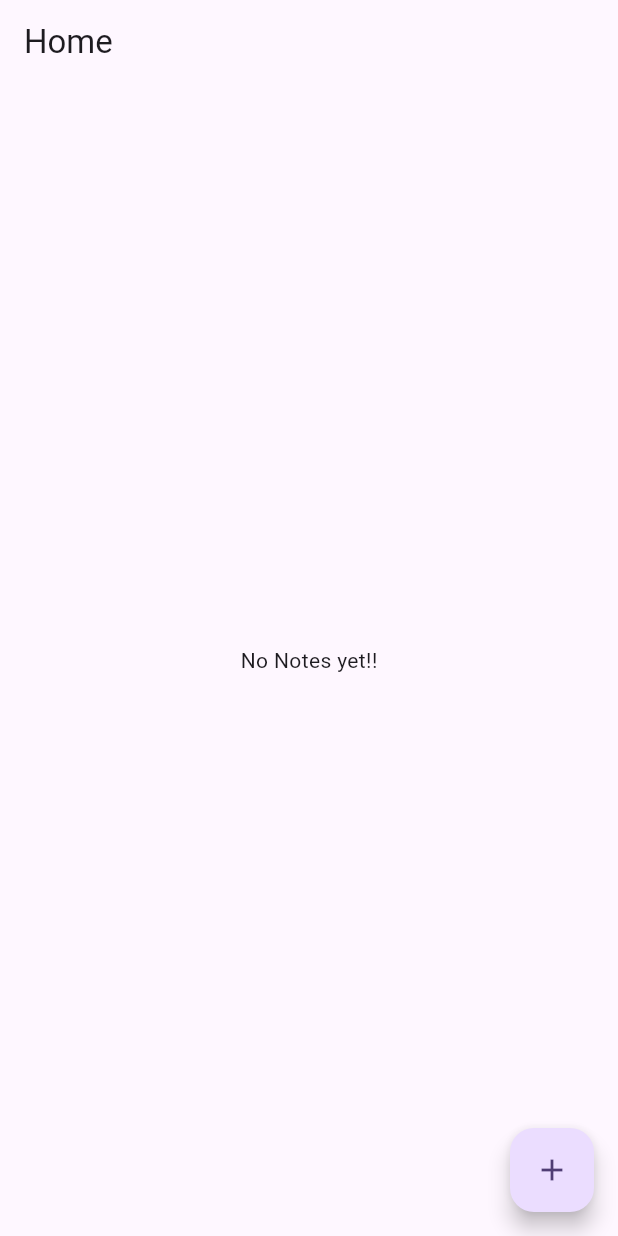
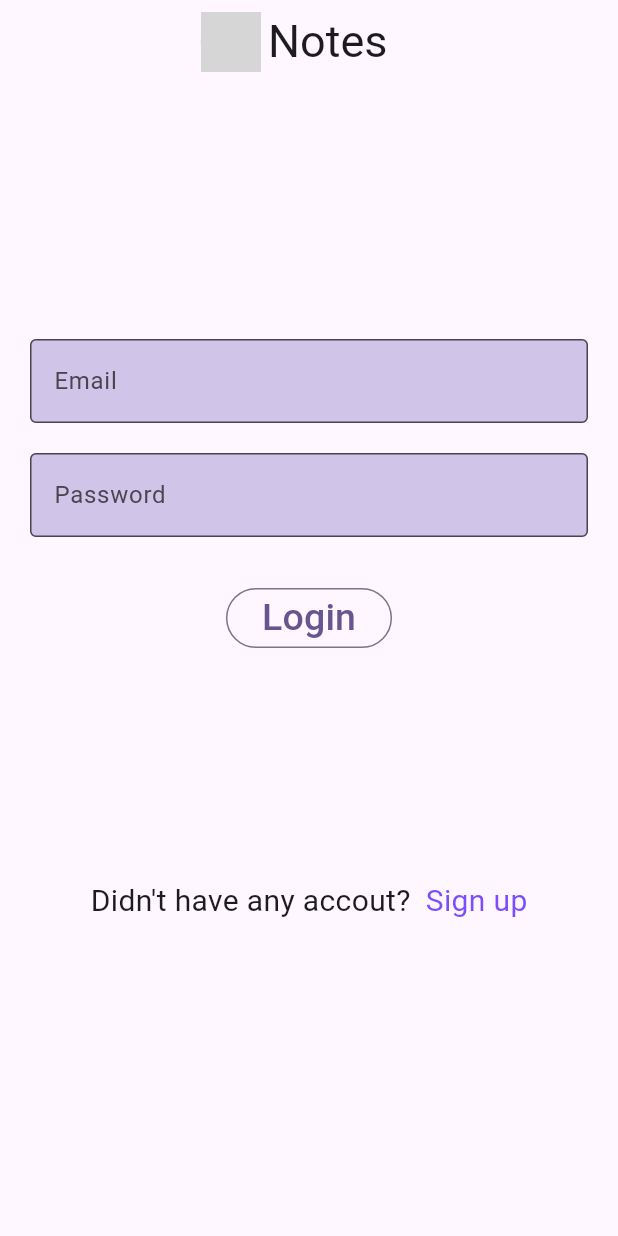
Before and after one commit to raunak2909/fire_note_cohort_10, a Flutter app: the screen it shows after launch, on a phone screen of 412 x 824 dp. Run offline on Flutter 3.47's test engine with Material 3 defaults, Android fonts, the phone set to English and light mode, and no system bars; our stand-ins replace cloud_firestore, firebase_auth, firebase_core, shared_preferences; accounts and stored records are empty; grey boxes are pictures that could not be loaded.

Commit message:
notes app with email auth

```diff
--- /dev/null
+++ b/lib/login_page.dart
@@ -0,0 +1,110 @@
+import 'package:fire_note_cohort_10/home_page.dart';
+import 'package:fire_note_cohort_10/signup_page.dart';
+import 'package:firebase_auth/firebase_auth.dart';
+import 'package:flutter/material.dart';
+import 'package:shared_preferences/shared_preferences.dart';
+
+class LoginPage extends StatelessWidget {
+
+  TextEditingController userEmailControlller = TextEditingController();
+  TextEditingController passwordControlller = TextEditingController();
+  FirebaseAuth fireAuth = FirebaseAuth.instance;
+
+  @override
+  Widget build(BuildContext context) {
+    return Scaffold(
+      appBar: AppBar(
+        title: Row(
+          mainAxisAlignment: MainAxisAlignment.center,
+          children: [
+            CircleAvatar(
+              backgroundImage: AssetImage("assets/images/logo_monety.png"),),
+            SizedBox(width: 5,),
+            Text("Notes", style: TextStyle(fontSize: 30),),
+            SizedBox(width: 20,)
+          ],
+        ),
+      ),
+      body: Padding(
+        padding: const EdgeInsets.all(20),
+        child: Column(
+          //mainAxisAlignment: MainAxisAlignment.spaceEvenly,
+          children: [
+            SizedBox(height: 150,),
+            TextField(
+              controller: userEmailControlller,
+              decoration: InputDecoration(
+                  border: OutlineInputBorder(
+                      borderSide: BorderSide(color: Colors.black)
+                  ),
+                  hintText: "Enter your email here..",
+                  labelText: "Email",
+                  fillColor: Colors.deepPurple.shade100,
+                  filled: true
+              ),
+            ),
+            SizedBox(height: 20,),
+            TextField(
+              controller: passwordControlller,
+              decoration: InputDecoration(
+                  border: OutlineInputBorder(
+                      borderSide: BorderSide(color: Colors.black)
+                  ),
+                  hintText: "Enter password",
+                  labelText: "Password",
+                  fillColor: Colors.deepPurple.shade100,
+                  filled: true
+              ),
+            ),
+            SizedBox(height: 30,),
+            OutlinedButton(onPressed: () async {
+              try{
+                var userCred = await fireAuth.signInWithEmailAndPassword(
+                    email: userEmailControlller.text,
+                    password: passwordControlller.text);
+
+                if(userCred.user!=null){
+                  print("User logged in");
+
+                  SharedPreferences prefs = await SharedPreferences.getInstance();
+                  prefs.setString("userId", userCred.user!.uid);
+
+                  Navigator.pushReplacement(context, MaterialPageRoute(builder: (context) => HomePage(),));
+                } else {
+                  print("User not logged in");
+                }
+              } on FirebaseAuthException catch (e){
+                ScaffoldMessenger.of(context).showSnackBar(
+                  SnackBar(content: Text("Invalid Credentials!!"),),
+                );
+              } catch (e){
+                print(e.toString());
+                ScaffoldMessenger.of(context).showSnackBar(
+                  SnackBar(content: Text(e.toString()),),
+                );
+              }
+
+            },
+              child: Text("Login", style: TextStyle(fontSize: 25),),),
+            SizedBox(height: 150,),
+            Row(
+              mainAxisAlignment: MainAxisAlignment.center,
+              children: [
+                Text(
+                  "Didn't have any accout?", style: TextStyle(fontSize: 20),),
+                SizedBox(width: 10,),
+                InkWell(
+                    onTap: () {
+                      Navigator.push(context,
+                          MaterialPageRoute(builder: (_) => SignupPage()));
+                    },
+                    child: Text("Sign up", style: TextStyle(
+                        fontSize: 20, color: Colors.deepPurpleAccent),)),
+              ],
+            )
+          ],
+        ),
+      ),
+    );
+  }
+}
--- a/lib/main.dart
+++ b/lib/main.dart
@@ -1,5 +1,6 @@
 import 'package:fire_note_cohort_10/firebase_options.dart';
 import 'package:fire_note_cohort_10/home_page.dart';
+import 'package:fire_note_cohort_10/login_page.dart';
 import 'package:firebase_core/firebase_core.dart';
 import 'package:flutter/material.dart';
 
@@ -20,7 +21,7 @@ class MyApp extends StatelessWidget {
       theme: ThemeData(
         colorScheme: .fromSeed(seedColor: Colors.deepPurple),
       ),
-      home: HomePage(),
+      home: LoginPage(),
     );
   }
 }
--- a/pubspec.yaml
+++ b/pubspec.yaml
@@ -36,6 +36,8 @@ dependencies:
   cupertino_icons: ^1.0.8
   firebase_core: ^4.15.0
   cloud_firestore: ^6.10.0
+  firebase_auth: ^6.7.0
+  shared_preferences: ^2.5.5
 
 dev_dependencies:
   flutter_test:
```
Also changed, not shown: lib/home_page.dart (+22 -9 lines), lib/signup_page.dart (added, +252 -0 lines), pubspec.lock, 3 other files.
